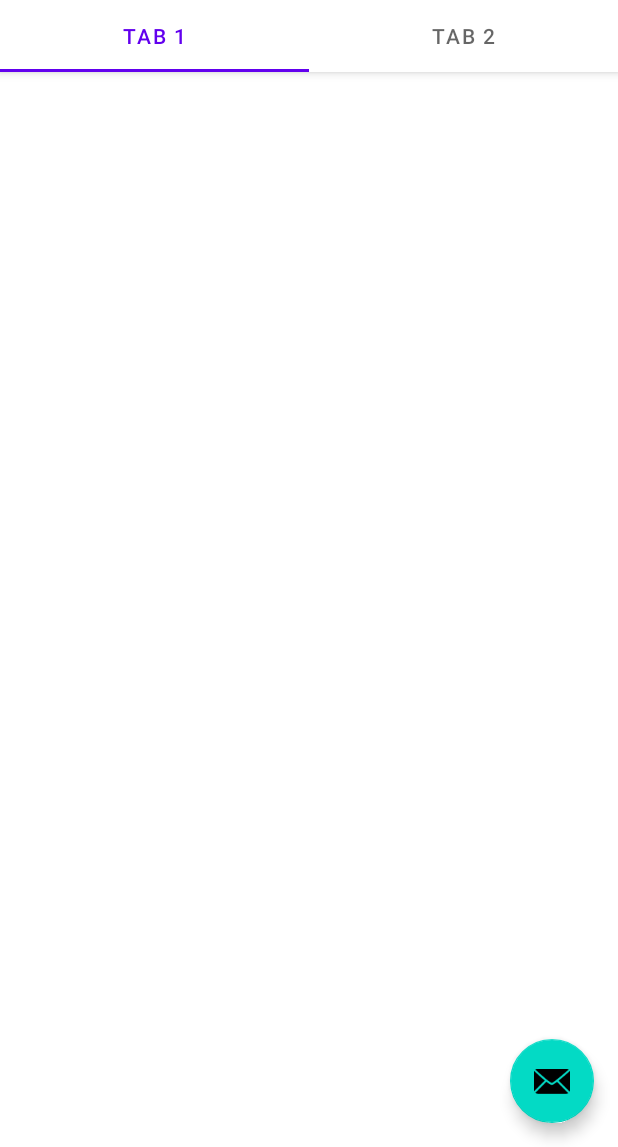
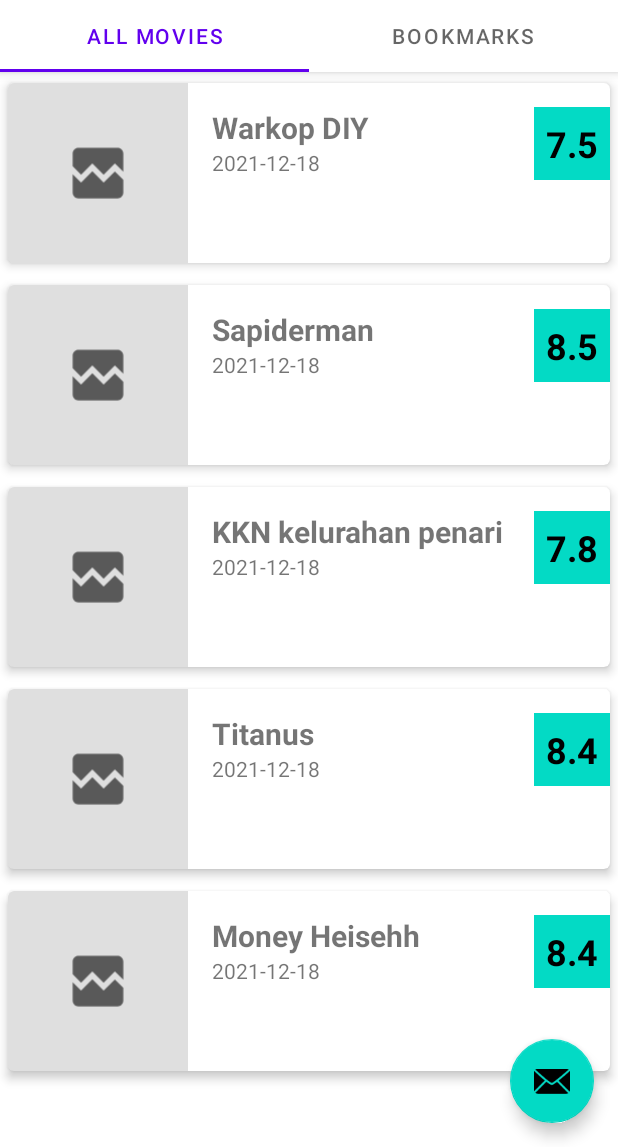
Before and after one commit to iamsatriya/ask-dicoding, an Android app: the screen it shows after launch (MainActivity), on a phone screen of 412 x 824 dp, the part 89-1236 px from its top. Run offline under Robolectric (Android 15) with nearby library versions, the phone set to English and light mode, and no system bars; pictures from the network do not load.

Commit message:
adding movie list page

```diff
--- a/app/src/main/java/com/example/notflix/ui/main/SectionsPagerAdapter.kt
+++ b/app/src/main/java/com/example/notflix/ui/main/SectionsPagerAdapter.kt
@@ -5,31 +5,29 @@ import androidx.fragment.app.Fragment
 import androidx.fragment.app.FragmentManager
 import androidx.fragment.app.FragmentPagerAdapter
 import com.example.notflix.R
+import com.example.notflix.ui.movie.MovieFragment
 
 private val TAB_TITLES = arrayOf(
     R.string.tab_text_1,
     R.string.tab_text_2
 )
 
-/**
- * A [FragmentPagerAdapter] that returns a fragment corresponding to
- * one of the sections/tabs/pages.
- */
 class SectionsPagerAdapter(private val context: Context, fm: FragmentManager) :
     FragmentPagerAdapter(fm) {
 
-    override fun getItem(position: Int): Fragment {
-        // getItem is called to instantiate the fragment for the given page.
-        // Return a PlaceholderFragment (defined as a static inner class below).
-        return PlaceholderFragment.newInstance(position + 1)
-    }
+    override fun getItem(position: Int): Fragment =
+        when (position) {
+            0 -> MovieFragment()
+            1 -> MovieFragment()
+            else -> Fragment()
+        }
+
 
     override fun getPageTitle(position: Int): CharSequence? {
         return context.resources.getString(TAB_TITLES[position])
     }
 
     override fun getCount(): Int {
-        // Show 2 total pages.
         return 2
     }
 }
--- /dev/null
+++ b/app/src/main/java/com/example/notflix/ui/movie/MovieAdapter.kt
@@ -0,0 +1,48 @@
+package com.example.notflix.ui.movie
+
+import android.view.LayoutInflater
+import android.view.ViewGroup
+import androidx.recyclerview.widget.RecyclerView
+import com.bumptech.glide.Glide
+import com.bumptech.glide.request.RequestOptions
+import com.example.notflix.R
+import com.example.notflix.data.MovieEntity
+import com.example.notflix.databinding.ItemMovieBinding
+
+class MovieAdapter: RecyclerView.Adapter<MovieAdapter.MovieViewHolder>() {
+    private var listMovies = ArrayList<MovieEntity>()
+
+    fun setMovies(movies: List<MovieEntity>?) {
+        if (movies == null) return
+        this.listMovies.clear()
+        this.listMovies.addAll(movies)
+    }
+
+    class MovieViewHolder(private val binding: ItemMovieBinding): RecyclerView.ViewHolder(binding.root) {
+        fun bind(movie: MovieEntity){
+            with(binding){
+                tvItemTitle.text = movie.title
+                tvItemYear.text = movie.releaseDate
+                tvItemVote.text = movie.vote.toString()
+                itemView.setOnClickListener {  }
+                Glide.with(itemView.context)
+                    .load(movie.poster)
+                    .apply(RequestOptions.placeholderOf(R.drawable.ic_loading))
+                    .error(R.drawable.ic_error)
+                    .into(imgPoster)
+            }
+        }
+    }
+
+    override fun onCreateViewHolder(parent: ViewGroup, viewType: Int): MovieViewHolder {
+        val itemMovieBinding = ItemMovieBinding.inflate(LayoutInflater.from(parent.context), parent, false)
+        return MovieViewHolder(itemMovieBinding)
+    }
+
+    override fun onBindViewHolder(holder: MovieViewHolder, position: Int) {
+        val movie = listMovies[position]
+        holder.bind(movie)
+    }
+
+    override fun getItemCount(): Int = listMovies.size
+}
--- /dev/null
+++ b/app/src/main/java/com/example/notflix/ui/movie/MovieFragment.kt
@@ -0,0 +1,39 @@
+package com.example.notflix.ui.movie
+
+import androidx.lifecycle.ViewModelProvider
+import android.os.Bundle
+import androidx.fragment.app.Fragment
+import android.view.LayoutInflater
+import android.view.View
+import android.view.ViewGroup
+import androidx.recyclerview.widget.LinearLayoutManager
+import com.example.notflix.R
+import com.example.notflix.databinding.MovieFragmentBinding
+
+class MovieFragment : Fragment() {
+
+    private lateinit var viewModel: MovieViewModel
+    private lateinit var fragmentMovieBinding: MovieFragmentBinding
+
+    override fun onCreateView(
+        inflater: LayoutInflater, container: ViewGroup?,
+        savedInstanceState: Bundle?
+    ): View? {
+        fragmentMovieBinding = MovieFragmentBinding.inflate(inflater, container, false)
+        return fragmentMovieBinding.root
+    }
+
+    override fun onViewCreated(view: View, savedInstanceState: Bundle?) {
+        super.onViewCreated(view, savedInstanceState)
+        viewModel = ViewModelProvider(this, ViewModelProvider.NewInstanceFactory())[MovieViewModel::class.java]
+        val movies = viewModel.getMovies()
+        val movieAdapter = MovieAdapter()
+        movieAdapter.setMovies(movies)
+        with(fragmentMovieBinding.rvMovie) {
+            layoutManager = LinearLayoutManager(context)
+            setHasFixedSize(true)
+            adapter = movieAdapter
+        }
+    }
+
+}
--- /dev/null
+++ b/app/src/main/java/com/example/notflix/ui/movie/MovieViewModel.kt
@@ -0,0 +1,9 @@
+package com.example.notflix.ui.movie
+
+import androidx.lifecycle.ViewModel
+import com.example.notflix.data.MovieEntity
+import com.example.notflix.utils.DataDummy
+
+class MovieViewModel : ViewModel() {
+    fun getMovies(): List<MovieEntity> = DataDummy.generateDummyMovies()
+}
--- a/app/src/main/res/layout/item_movie.xml
+++ b/app/src/main/res/layout/item_movie.xml
@@ -20,6 +20,7 @@
             android:id="@+id/img_poster"
             android:layout_width="120dp"
             android:layout_height="120dp"
+            android:scaleType="centerCrop"
             android:src="@color/teal_200"
             app:layout_constraintBottom_toBottomOf="parent"
             app:layout_constraintStart_toStartOf="parent"
@@ -56,6 +57,7 @@
             android:layout_height="wrap_content"
             android:textSize="24sp"
             android:textStyle="bold"
+            android:textColor="@color/black"
             app:layout_constraintTop_toTopOf="@+id/tv_item_title"
             app:layout_constraintStart_toEndOf="@+id/tv_item_title"
             app:layout_constraintEnd_toEndOf="parent"
--- /dev/null
+++ b/app/src/main/res/layout/movie_fragment.xml
@@ -0,0 +1,35 @@
+<?xml version="1.0" encoding="utf-8"?>
+<androidx.constraintlayout.widget.ConstraintLayout xmlns:android="http://schemas.android.com/apk/res/android"
+    xmlns:app="http://schemas.android.com/apk/res-auto"
+    xmlns:tools="http://schemas.android.com/tools"
+    android:layout_width="match_parent"
+    android:layout_height="match_parent"
+    tools:context=".ui.movie.MovieFragment">
+
+    <androidx.recyclerview.widget.RecyclerView
+        android:id="@+id/rv_movie"
+        android:layout_width="0dp"
+        android:layout_height="0dp"
+        app:layout_constraintBottom_toBottomOf="parent"
+        app:layout_constraintEnd_toEndOf="parent"
+        app:layout_constraintStart_toStartOf="parent"
+        app:layout_constraintTop_toTopOf="parent"
+        tools:listitem="@layout/item_movie" />
+
+    <ProgressBar
+        android:id="@+id/progress_bar"
+        style="?android:attr/progressBarStyle"
+        app:layout_constraintBottom_toBottomOf="parent"
+        app:layout_constraintEnd_toEndOf="parent"
+        app:layout_constraintStart_toStartOf="parent"
+        app:layout_constraintTop_toTopOf="parent"
+        android:layout_width="wrap_content"
+        android:layout_height="wrap_content"
+        android:layout_marginStart="8dp"
+        android:layout_marginTop="8dp"
+        android:layout_marginEnd="8dp"
+        android:layout_marginBottom="8dp"
+        android:visibility="gone"/>
+
+
+</androidx.constraintlayout.widget.ConstraintLayout>
--- a/app/src/main/res/values/strings.xml
+++ b/app/src/main/res/values/strings.xml
@@ -1,5 +1,5 @@
 <resources>
     <string name="app_name">Notflix</string>
-    <string name="tab_text_1">Tab 1</string>
-    <string name="tab_text_2">Tab 2</string>
+    <string name="tab_text_1">All movies</string>
+    <string name="tab_text_2">Bookmarks</string>
 </resources>
```
